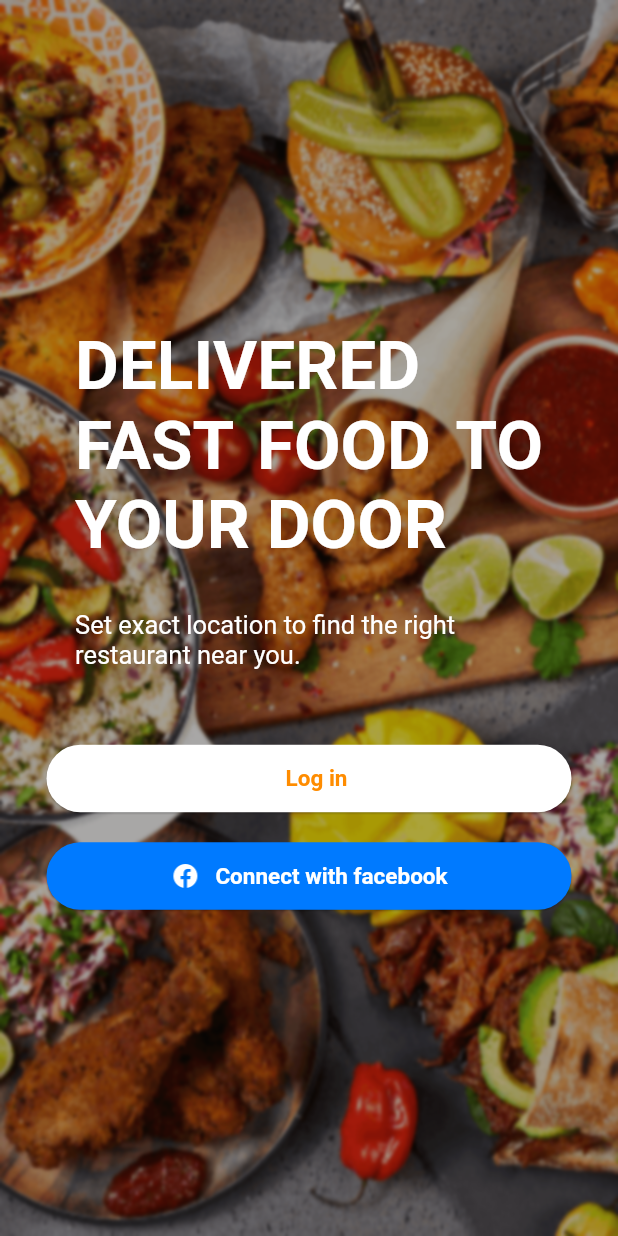
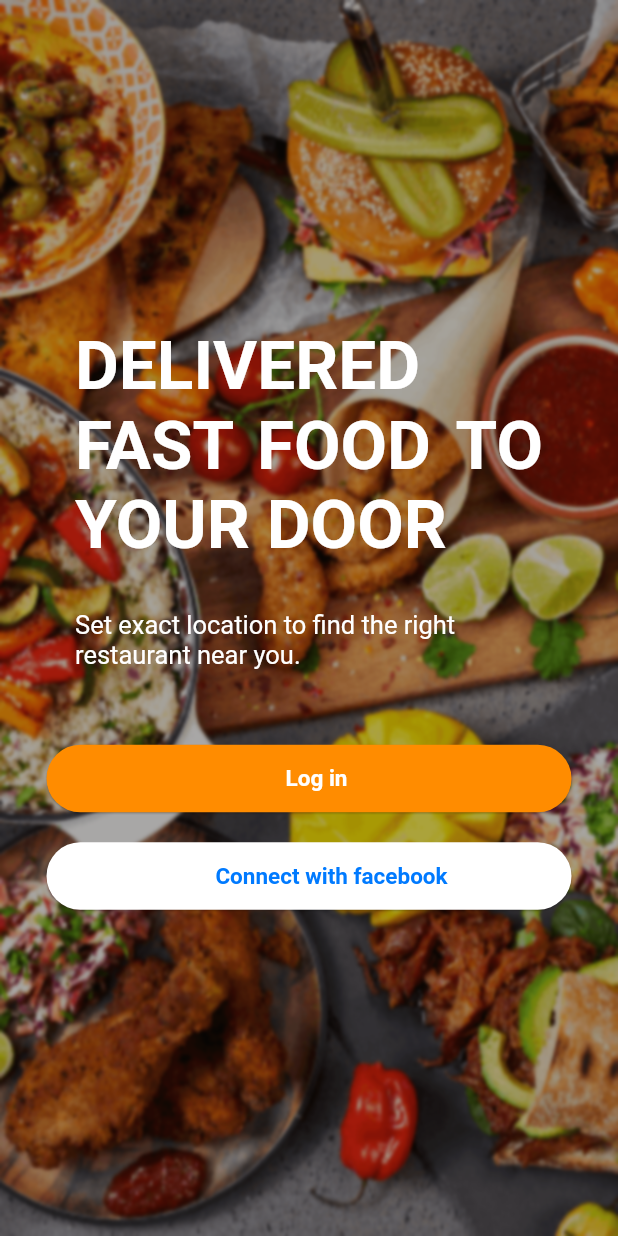
Before and after one commit to hoangphuc06/delivery_app, a Flutter app: the screen it shows after launch, on a phone screen of 412 x 824 dp. Run offline on Flutter 3.47's test engine with Material 2 defaults, Android fonts, the phone set to English and light mode, and no system bars; our stand-ins replace flutter_swiper.

```diff
--- a/delivery_app/lib/src/features/presentation/commons_widgets/Buttons/rounded_button.dart
+++ b/delivery_app/lib/src/features/presentation/commons_widgets/Buttons/rounded_button.dart
@@ -1,3 +1,4 @@
+import 'package:delivery_app/src/colors/colors.dart';
 import 'package:delivery_app/src/features/presentation/commons_widgets/Headers/header_text.dart';
 import 'package:flutter/material.dart';
 
@@ -12,20 +13,20 @@ Widget createButton({
   ImageProvider<Object>? icon,
   String? labelButton,
   Color labelButtonColor = Colors.white,
-  Color? buttonColor,
+  Color buttonColor = Colors.orange,
   double labelFontSize = 15.0,
   OutlinedBorder? shape = shape,
-  required Function func,
+  Function? func,
 }) {
   return Container(
     width: width,
     height: height,
     margin: EdgeInsets.only(top: 20.0),
     child: isWithIcon
-        ? _raiseButtonWithIcon(radius, icon!, labelButton!, labelButtonColor,
-            labelFontSize, buttonColor!, func, shape!)
-        : _raiseButtonNotIcon(radius, labelButton!, labelButtonColor,
-            labelFontSize, buttonColor!, func, shape!),
+        ? _raiseButtonWithIcon(radius, icon!, labelButton!, buttonColor,
+            labelFontSize, labelButtonColor!, func, shape!)
+        : _raiseButtonNotIcon(radius, labelButton!, buttonColor, labelFontSize,
+            labelButtonColor!, func, shape!),
   );
 }
 
--- a/delivery_app/pubspec.yaml
+++ b/delivery_app/pubspec.yaml
@@ -31,6 +31,7 @@ dependencies:
   flutter_swiper: ^1.1.6
 
 dev_dependencies:
+  flutter_lints: ^1.0.4
   flutter_test:
     sdk: flutter
 
```
Also changed, not shown: delivery_app/pubspec.lock.
